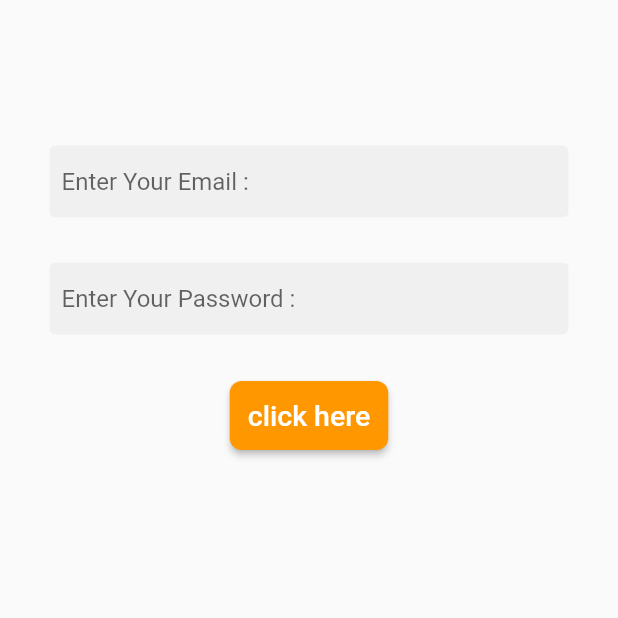
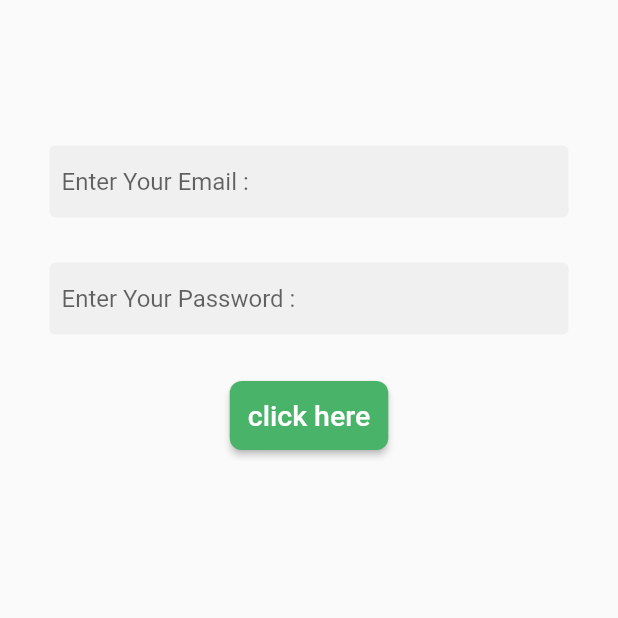
Before and after one commit to abdorady2022001/Electronic_shop, a Flutter app: the screen it shows after launch, on a phone screen of 412 x 824 dp, the top half of it. Run offline on Flutter 3.47's test engine with Material 2 defaults, Android fonts, the phone set to English and light mode, and no system bars.

Commit message:
Create a color file and change the color of the button

```diff
--- a/lib/pages/login.dart
+++ b/lib/pages/login.dart
@@ -1,6 +1,7 @@
 // ignore_for_file: prefer_const_constructors
 
 import 'package:flutter/material.dart';
+import 'package:shop_application_1/shaerd/colors.dart';
 import 'package:shop_application_1/shaerd/contants.dart';
 
 class login extends StatelessWidget {
@@ -37,7 +38,7 @@ class login extends StatelessWidget {
               ElevatedButton(
                 onPressed: () {},
                 style: ButtonStyle(
-                  backgroundColor: MaterialStateProperty.all(Colors.orange),
+                  backgroundColor: MaterialStateProperty.all(BTNgreen),
                   padding: MaterialStateProperty.all(EdgeInsets.all(12)),
                   shape: MaterialStateProperty.all(RoundedRectangleBorder(
                       borderRadius: BorderRadius.circular(8))),
--- /dev/null
+++ b/lib/shaerd/colors.dart
@@ -0,0 +1,5 @@
+import 'package:flutter/material.dart';
+
+const BTNpink = Color.fromARGB(255, 241, 39, 100);
+const BTNgreen = Color.fromARGB(255, 73, 179, 105);
+const appbarGreen = Color.fromARGB(255, 76, 141, 95);
```
